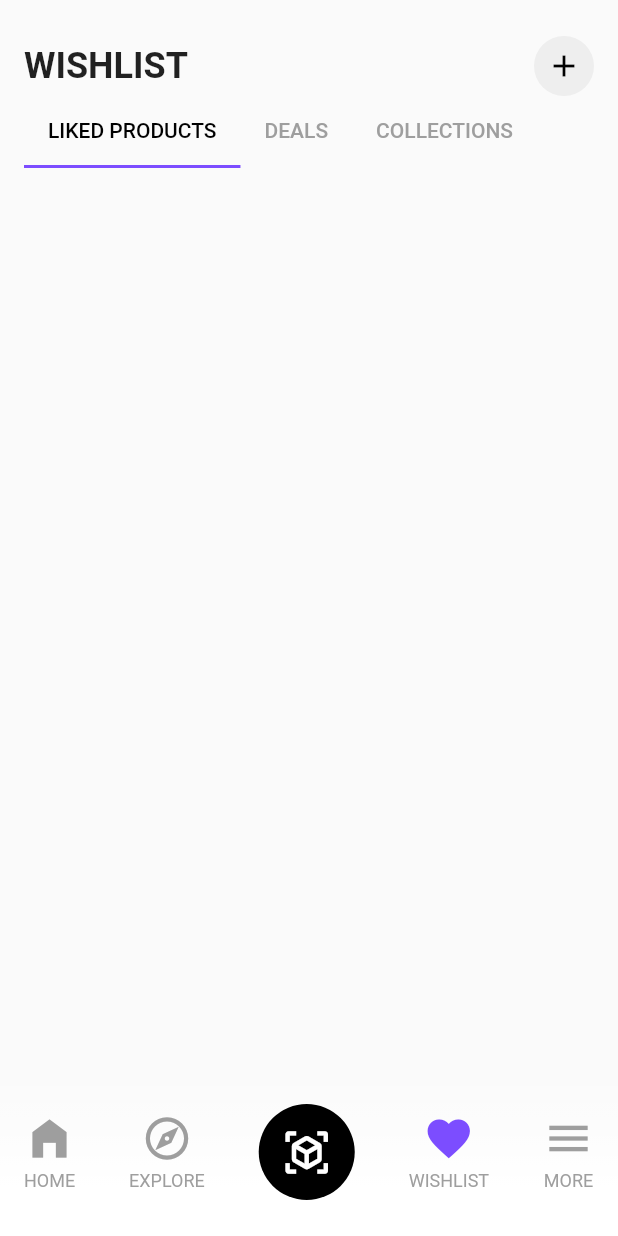
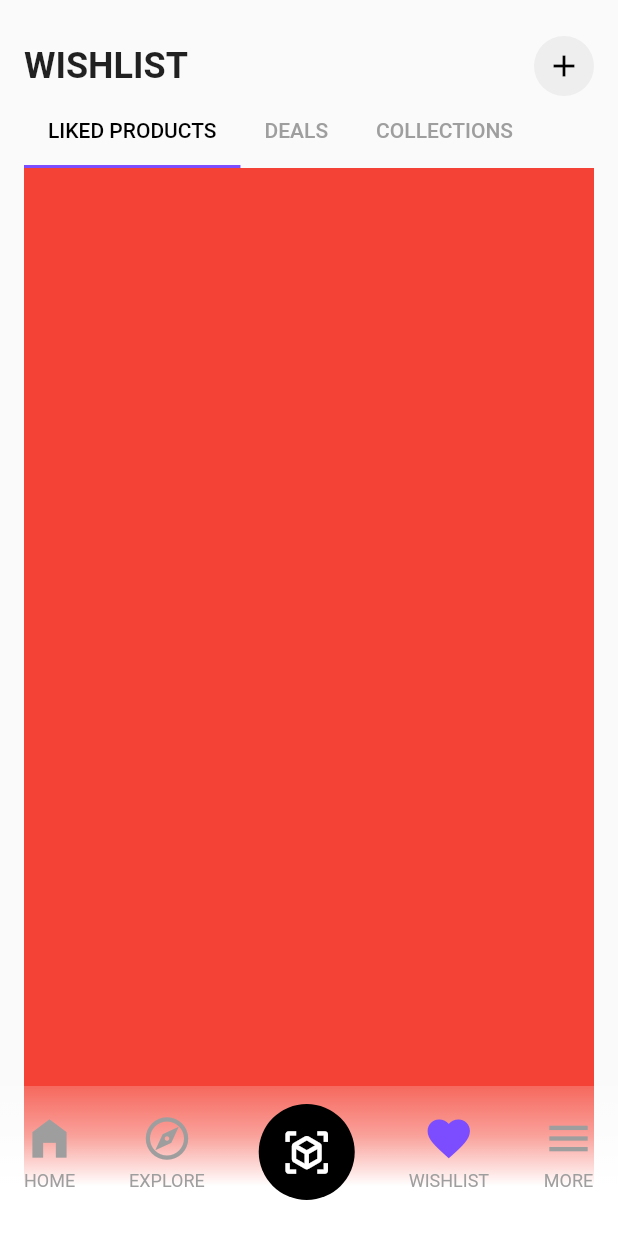
Before and after one commit to JAICHANGPARK/flutter_notebook_chapter_22, a Flutter app: the screen it shows after launch, after a tap on "WISHLIST", on a phone screen of 412 x 824 dp. Run offline on Flutter 3.47's test engine with Material 2 defaults, Android fonts, the phone set to English and light mode, and no system bars; our stand-ins replace dots_indicator, flutter_riverpod, freezed_annotation, google_fonts, table_calendar.

Commit message:
Update ar_shopping_wishlist_page.dart

```diff
--- a/lib/ep1268_ar_shopping_app/src/ui/ar_shopping_wishlist_page.dart
+++ b/lib/ep1268_ar_shopping_app/src/ui/ar_shopping_wishlist_page.dart
@@ -39,7 +39,7 @@ class _ArShoppingWishlistPageState extends State<ArShoppingWishlistPage> {
               length: 3,
               child: Column(
                 crossAxisAlignment: CrossAxisAlignment.start,
-                children: const [
+                children:  [
                   TabBar(
                     indicatorColor: Colors.deepPurpleAccent,
                     labelColor: Colors.black,
@@ -59,7 +59,11 @@ class _ArShoppingWishlistPageState extends State<ArShoppingWishlistPage> {
                   ),
                   Expanded(
                     child: TabBarView(
-                      children: [],
+                      children: [
+                        Container(color: Colors.red,),
+                        Container(color: Colors.pink,),
+                        Container(color: Colors.green,)
+                      ],
                     ),
                   ),
                 ],
```
